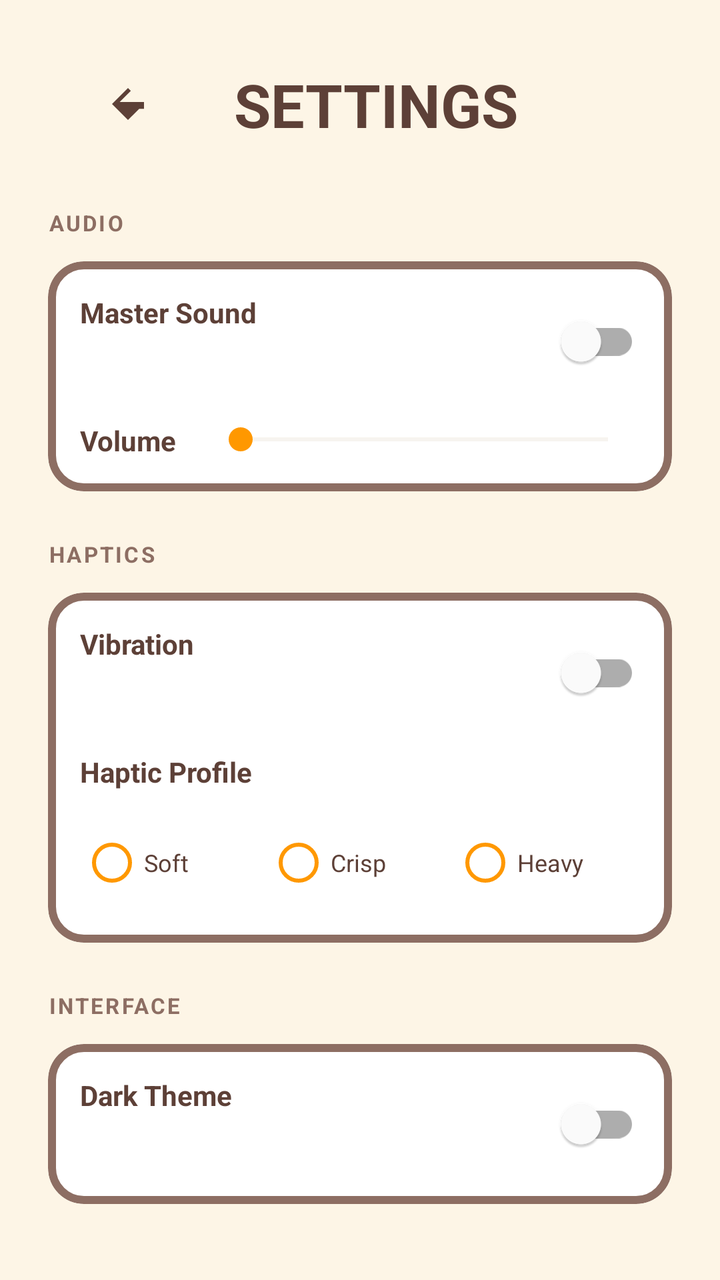
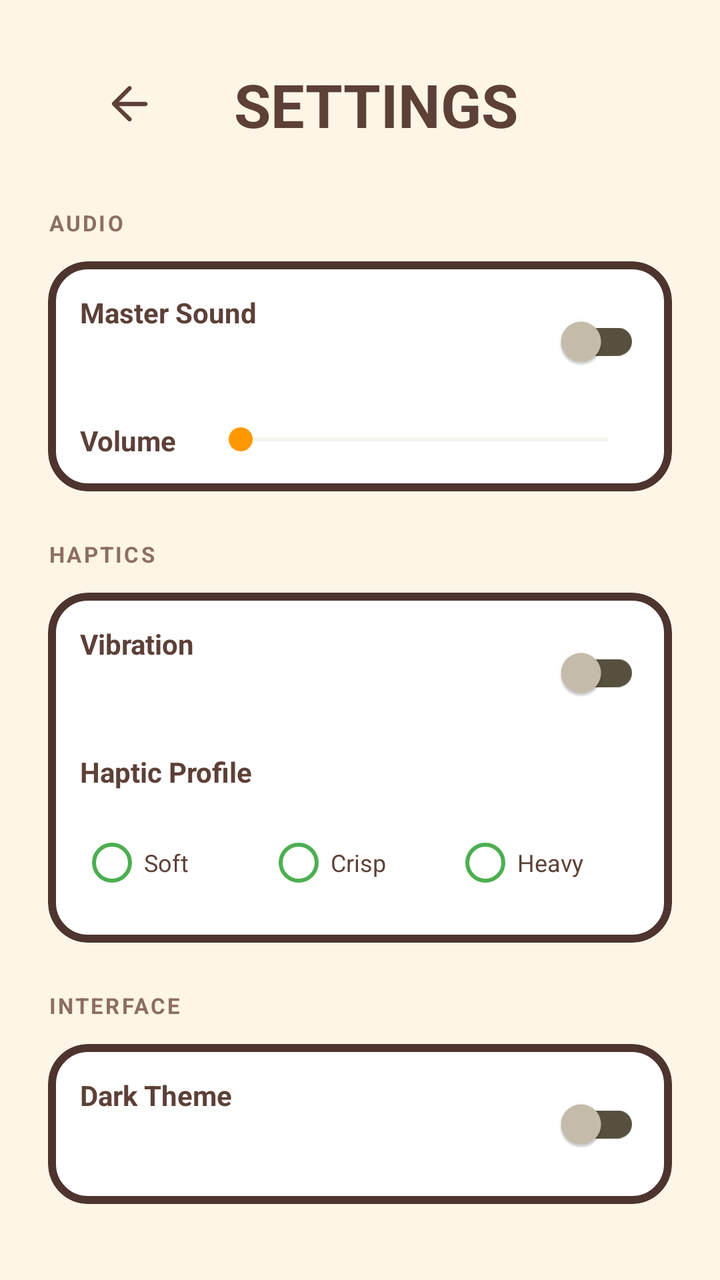

The first picture is an Android layout as it rendered before a commit; the second is the same layout after the commit. The layout source and the unified diff follow.
<!-- AndroidManifest.xml: activity theme Theme.Shell -->
<!-- res/layout/activity_settings.xml -->
<?xml version="1.0" encoding="utf-8"?>
<androidx.constraintlayout.widget.ConstraintLayout
    xmlns:android="http://schemas.android.com/apk/res/android"
    xmlns:app="http://schemas.android.com/apk/res-auto"
    android:layout_width="match_parent"
    android:layout_height="match_parent"
    android:background="@color/studio_background"
    android:padding="24dp">

    <androidx.appcompat.widget.Toolbar
        android:id="@+id/toolbar"
        android:layout_width="match_parent"
        android:layout_height="?attr/actionBarSize"
        android:background="@android:color/transparent"
        app:layout_constraintTop_toTopOf="parent"
        app:layout_constraintStart_toStartOf="parent"
        app:layout_constraintEnd_toEndOf="parent">

        <androidx.constraintlayout.widget.ConstraintLayout
            android:layout_width="match_parent"
            android:layout_height="match_parent">

            <ImageButton
                android:id="@+id/btnBack"
                android:layout_width="48dp"
                android:layout_height="48dp"
                android:background="?attr/selectableItemBackgroundBorderless"
                android:src="@drawable/ic_back_arrow"
                android:contentDescription="Back"
                app:layout_constraintStart_toStartOf="parent"
                app:layout_constraintTop_toTopOf="parent"
                app:layout_constraintBottom_toBottomOf="parent" />

            <TextView
                android:layout_width="wrap_content"
                android:layout_height="wrap_content"
                android:text="SETTINGS"
                android:textColor="@color/studio_on_background"
                android:textSize="@dimen/text_display_size"
                android:textStyle="bold"
                android:textAllCaps="true"
                app:layout_constraintStart_toStartOf="parent"
                app:layout_constraintEnd_toEndOf="parent"
                app:layout_constraintTop_toTopOf="parent"
                app:layout_constraintBottom_toBottomOf="parent" />

        </androidx.constraintlayout.widget.ConstraintLayout>
    </androidx.appcompat.widget.Toolbar>

    <androidx.core.widget.NestedScrollView
        android:layout_width="match_parent"
        android:layout_height="0dp"
        app:layout_constraintTop_toBottomOf="@id/toolbar"
        app:layout_constraintBottom_toBottomOf="parent"
        android:layout_marginTop="24dp">

        <LinearLayout
            android:layout_width="match_parent"
            android:layout_height="wrap_content"
            android:orientation="vertical">

            
            <TextView
                android:layout_width="wrap_content"
                android:layout_height="wrap_content"
                android:text="AUDIO"
                android:textColor="@color/studio_border"
                android:textSize="11sp"
                android:textStyle="bold"
                android:textAllCaps="true"
                android:letterSpacing="0.1"
                android:layout_marginBottom="12dp"/>

            <com.google.android.material.card.MaterialCardView
                android:layout_width="match_parent"
                android:layout_height="wrap_content"
                app:cardCornerRadius="@dimen/radius_tile"
                app:cardElevation="0dp"
                app:strokeColor="@color/studio_border"
                app:strokeWidth="@dimen/border_thickness"
                android:backgroundTint="@color/studio_surface"
                android:layout_marginBottom="24dp">
                <LinearLayout
                    android:layout_width="match_parent"
                    android:layout_height="wrap_content"
                    android:orientation="vertical"
                    android:padding="16dp">

                    <androidx.constraintlayout.widget.ConstraintLayout
                        android:layout_width="match_parent"
                        android:layout_height="wrap_content"
                        android:layout_marginBottom="16dp">
                        <TextView
                            android:id="@+id/tvSoundLabel"
                            android:layout_width="wrap_content"
                            android:layout_height="wrap_content"
                            android:text="Master Sound"
                            android:textColor="@color/studio_on_background"
                            android:textStyle="bold"
                            app:layout_constraintStart_toStartOf="parent"
                            app:layout_constraintTop_toTopOf="parent"/>
                        <com.google.android.material.switchmaterial.SwitchMaterial
                            android:id="@+id/switchSound"
                            android:layout_width="wrap_content"
                            android:layout_height="wrap_content"
                            app:layout_constraintEnd_toEndOf="parent"
                            app:layout_constraintTop_toTopOf="parent"/>
                    </androidx.constraintlayout.widget.ConstraintLayout>

                    <androidx.constraintlayout.widget.ConstraintLayout
                        android:layout_width="match_parent"
                        android:layout_height="wrap_content">
                        <TextView
                            android:id="@+id/tvVolumeLabel"
                            android:layout_width="wrap_content"
                            android:layout_height="wrap_content"
                            android:text="Volume"
                            android:textColor="@color/studio_on_background"
                            android:textStyle="bold"
                            app:layout_constraintStart_toStartOf="parent"
                            app:layout_constraintTop_toTopOf="parent"/>
                        <SeekBar
                            android:id="@+id/seekVolume"
                            android:layout_width="0dp"
                            android:layout_height="wrap_content"
                            android:max="100"
                            android:progressTint="@color/studio_accent"
                            android:progressBackgroundTint="@color/studio_muted"
                            android:thumbTint="@color/studio_accent"
                            app:layout_constraintEnd_toEndOf="parent"
                            app:layout_constraintStart_toEndOf="@id/tvVolumeLabel"
                            app:layout_constraintTop_toTopOf="parent"
                            android:layout_marginStart="16dp"/>
                    </androidx.constraintlayout.widget.ConstraintLayout>
                </LinearLayout>
            </com.google.android.material.card.MaterialCardView>

            
            <TextView
                android:layout_width="wrap_content"
                android:layout_height="wrap_content"
                android:text="HAPTICS"
                android:textColor="@color/studio_border"
                android:textSize="11sp"
                android:textStyle="bold"
                android:textAllCaps="true"
                android:letterSpacing="0.1"
                android:layout_marginBottom="12dp"/>

            <com.google.android.material.card.MaterialCardView
                android:layout_width="match_parent"
                android:layout_height="wrap_content"
                app:cardCornerRadius="@dimen/radius_tile"
                app:cardElevation="0dp"
                app:strokeColor="@color/studio_border"
                app:strokeWidth="@dimen/border_thickness"
                android:backgroundTint="@color/studio_surface"
                android:layout_marginBottom="24dp">
                <LinearLayout
                    android:layout_width="match_parent"
                    android:layout_height="wrap_content"
                    android:orientation="vertical"
                    android:padding="16dp">

                    <androidx.constraintlayout.widget.ConstraintLayout
                        android:layout_width="match_parent"
                        android:layout_height="wrap_content"
                        android:layout_marginBottom="16dp">
                        <TextView
                            android:layout_width="wrap_content"
                            android:layout_height="wrap_content"
                            android:text="Vibration"
                            android:textColor="@color/studio_on_background"
                            android:textStyle="bold"
                            app:layout_constraintStart_toStartOf="parent"
                            app:layout_constraintTop_toTopOf="parent"/>
                        <com.google.android.material.switchmaterial.SwitchMaterial
                            android:id="@+id/switchVibe"
                            android:layout_width="wrap_content"
                            android:layout_height="wrap_content"
                            app:layout_constraintEnd_toEndOf="parent"
                            app:layout_constraintTop_toTopOf="parent"/>
                    </androidx.constraintlayout.widget.ConstraintLayout>

                    <TextView
                        android:layout_width="wrap_content"
                        android:layout_height="wrap_content"
                        android:text="Haptic Profile"
                        android:textColor="@color/studio_on_background"
                        android:textStyle="bold"
                        android:layout_marginBottom="12dp"/>
                    <RadioGroup
                        android:id="@+id/rgHaptic"
                        android:layout_width="match_parent"
                        android:layout_height="wrap_content"
                        android:orientation="horizontal">
                        <RadioButton
                            android:id="@+id/rbHapticSoft"
                            android:layout_width="0dp"
                            android:layout_height="wrap_content"
                            android:layout_weight="1"
                            android:buttonTint="@color/studio_accent"
                            android:text="Soft"
                            android:textColor="@color/studio_on_background"
                            android:textSize="12sp"/>
                        <RadioButton
                            android:id="@+id/rbHapticCrisp"
                            android:layout_width="0dp"
                            android:layout_height="wrap_content"
                            android:layout_weight="1"
                            android:buttonTint="@color/studio_accent"
                            android:text="Crisp"
                            android:textColor="@color/studio_on_background"
                            android:textSize="12sp"/>
                        <RadioButton
                            android:id="@+id/rbHapticHeavy"
                            android:layout_width="0dp"
                            android:layout_height="wrap_content"
                            android:layout_weight="1"
                            android:buttonTint="@color/studio_accent"
                            android:text="Heavy"
                            android:textColor="@color/studio_on_background"
                            android:textSize="12sp"/>
                        </RadioGroup>
                    </LinearLayout>
                </com.google.android.material.card.MaterialCardView>

            
            <TextView
                android:layout_width="wrap_content"
                android:layout_height="wrap_content"
                android:text="INTERFACE"
                android:textColor="@color/studio_border"
                android:textSize="11sp"
                android:textStyle="bold"
                android:textAllCaps="true"
                android:letterSpacing="0.1"
                android:layout_marginBottom="12dp"/>

            <com.google.android.material.card.MaterialCardView
                android:layout_width="match_parent"
                android:layout_height="wrap_content"
                app:cardCornerRadius="@dimen/radius_tile"
                app:cardElevation="0dp"
                app:strokeColor="@color/studio_border"
                app:strokeWidth="@dimen/border_thickness"
                android:backgroundTint="@color/studio_surface"
                android:layout_marginBottom="24dp">
                <androidx.constraintlayout.widget.ConstraintLayout
                    android:layout_width="match_parent"
                    android:layout_height="wrap_content"
                    android:padding="16dp">
                    <TextView
                        android:layout_width="wrap_content"
                        android:layout_height="wrap_content"
                        android:text="Dark Theme"
                        android:textColor="@color/studio_on_background"
                        android:textStyle="bold"
                        app:layout_constraintStart_toStartOf="parent"
                        app:layout_constraintTop_toTopOf="parent"/>
                    <com.google.android.material.switchmaterial.SwitchMaterial
                        android:id="@+id/switchTheme"
                        android:layout_width="wrap_content"
                        android:layout_height="wrap_content"
                        app:layout_constraintEnd_toEndOf="parent"
                        app:layout_constraintTop_toTopOf="parent"/>
                </androidx.constraintlayout.widget.ConstraintLayout>
            </com.google.android.material.card.MaterialCardView>

        </LinearLayout>
    </androidx.core.widget.NestedScrollView>
</androidx.constraintlayout.widget.ConstraintLayout>
<!-- resources referenced by this layout -->
<resources>
  <color name="studio_accent">#FF9800</color>
  <color name="studio_background">#FDF5E6</color>
  <color name="studio_border">#8D6E63</color>
  <color name="studio_muted">#E0D5C1</color>
  <color name="studio_on_background">#5D4037</color>
  <color name="studio_surface">#FFFFFF</color>
  <dimen name="border_thickness">4dp</dimen>
  <dimen name="radius_tile">18dp</dimen>
  <dimen name="text_display_size">30sp</dimen>
  <!-- drawable ic_back_arrow (drawable) -->
  <?xml version="1.0" encoding="utf-8"?>
  <vector xmlns:android="http://schemas.android.com/apk/res/android"
      android:width="24dp"
      android:height="24dp"
      android:viewportWidth="24"
      android:viewportHeight="24">
      <path
          android:fillColor="@color/studio_on_background"
          android:pathData="M20,11H7.83l5.59,-5.59L12,4l-8,8 8,8 5.59,-5.59H20v-2z"/>
  </vector>
  <style name="Theme.Shell" parent="Theme.MaterialComponents.DayNight.NoActionBar">
          <item name="colorPrimary">@color/studio_ink</item>
          <item name="colorPrimaryVariant">@color/studio_ink</item>
          <item name="colorOnPrimary">@color/white</item>
          <item name="colorSecondary">@color/studio_accent</item>
          <item name="colorSecondaryVariant">@color/studio_accent</item>
          <item name="colorOnSecondary">@color/white</item>
          <item name="android:colorAccent">@color/studio_accent</item>
          <item name="android:statusBarColor">@color/studio_background</item>
          <item name="android:windowLightStatusBar">true</item>
          <item name="android:windowBackground">@color/studio_background</item>
      </style>
  <color name="studio_ink">#5D4037</color>
  <color name="white">#FFFFFFFF</color>
</resources>

<!-- the commit's change to res/layout/activity_settings.xml (unified diff, before → after) -->
@@ -1,4 +1,5 @@
 <?xml version="1.0" encoding="utf-8"?>
+
 <androidx.constraintlayout.widget.ConstraintLayout
     xmlns:android="http://schemas.android.com/apk/res/android"
     xmlns:app="http://schemas.android.com/apk/res-auto"
@@ -74,9 +75,9 @@
             <com.google.android.material.card.MaterialCardView
                 android:layout_width="match_parent"
                 android:layout_height="wrap_content"
-                app:cardCornerRadius="@dimen/radius_tile"
+                app:cardCornerRadius="@dimen/radius_card"
                 app:cardElevation="0dp"
-                app:strokeColor="@color/studio_border"
+                app:strokeColor="@color/studio_border_dark"
                 app:strokeWidth="@dimen/border_thickness"
                 android:backgroundTint="@color/studio_surface"
                 android:layout_marginBottom="24dp">
@@ -103,6 +104,8 @@
                             android:id="@+id/switchSound"
                             android:layout_width="wrap_content"
                             android:layout_height="wrap_content"
+                            app:thumbTint="@color/switch_thumb"
+                            app:trackTint="@color/switch_track"
                             app:layout_constraintEnd_toEndOf="parent"
                             app:layout_constraintTop_toTopOf="parent"/>
                     </androidx.constraintlayout.widget.ConstraintLayout>
@@ -150,9 +153,9 @@
             <com.google.android.material.card.MaterialCardView
                 android:layout_width="match_parent"
                 android:layout_height="wrap_content"
-                app:cardCornerRadius="@dimen/radius_tile"
+                app:cardCornerRadius="@dimen/radius_card"
                 app:cardElevation="0dp"
-                app:strokeColor="@color/studio_border"
+                app:strokeColor="@color/studio_border_dark"
                 app:strokeWidth="@dimen/border_thickness"
                 android:backgroundTint="@color/studio_surface"
                 android:layout_marginBottom="24dp">
@@ -178,6 +181,8 @@
                             android:id="@+id/switchVibe"
                             android:layout_width="wrap_content"
                             android:layout_height="wrap_content"
+                            app:thumbTint="@color/switch_thumb"
+                            app:trackTint="@color/switch_track"
                             app:layout_constraintEnd_toEndOf="parent"
                             app:layout_constraintTop_toTopOf="parent"/>
                     </androidx.constraintlayout.widget.ConstraintLayout>
@@ -199,7 +204,7 @@
                             android:layout_width="0dp"
                             android:layout_height="wrap_content"
                             android:layout_weight="1"
-                            android:buttonTint="@color/studio_accent"
+                            android:buttonTint="@color/studio_primary"
                             android:text="Soft"
                             android:textColor="@color/studio_on_background"
                             android:textSize="12sp"/>
@@ -208,7 +213,7 @@
                             android:layout_width="0dp"
                             android:layout_height="wrap_content"
                             android:layout_weight="1"
-                            android:buttonTint="@color/studio_accent"
+                            android:buttonTint="@color/studio_primary"
                             android:text="Crisp"
                             android:textColor="@color/studio_on_background"
                             android:textSize="12sp"/>
@@ -217,7 +222,7 @@
                             android:layout_width="0dp"
                             android:layout_height="wrap_content"
                             android:layout_weight="1"
-                            android:buttonTint="@color/studio_accent"
+                            android:buttonTint="@color/studio_primary"
                             android:text="Heavy"
                             android:textColor="@color/studio_on_background"
                             android:textSize="12sp"/>
@@ -240,9 +245,9 @@
             <com.google.android.material.card.MaterialCardView
                 android:layout_width="match_parent"
                 android:layout_height="wrap_content"
-                app:cardCornerRadius="@dimen/radius_tile"
+                app:cardCornerRadius="@dimen/radius_card"
                 app:cardElevation="0dp"
-                app:strokeColor="@color/studio_border"
+                app:strokeColor="@color/studio_border_dark"
                 app:strokeWidth="@dimen/border_thickness"
                 android:backgroundTint="@color/studio_surface"
                 android:layout_marginBottom="24dp">
@@ -262,6 +267,8 @@
                         android:id="@+id/switchTheme"
                         android:layout_width="wrap_content"
                         android:layout_height="wrap_content"
+                        app:thumbTint="@color/switch_thumb"
+                        app:trackTint="@color/switch_track"
                         app:layout_constraintEnd_toEndOf="parent"
                         app:layout_constraintTop_toTopOf="parent"/>
                 </androidx.constraintlayout.widget.ConstraintLayout>
<!-- resource entries referenced after the edit -->
@@ -3,22 +3,26 @@
   <color name="studio_accent">#FF9800</color>
   <color name="studio_background">#FDF5E6</color>
   <color name="studio_border">#8D6E63</color>
+  <color name="studio_border_dark">#4E342E</color>
   <color name="studio_muted">#E0D5C1</color>
   <color name="studio_on_background">#5D4037</color>
+  <color name="studio_primary">#4CAF50</color>
   <color name="studio_surface">#FFFFFF</color>
   <dimen name="border_thickness">4dp</dimen>
-  <dimen name="radius_tile">18dp</dimen>
+  <dimen name="radius_card">20dp</dimen>
   <dimen name="text_display_size">30sp</dimen>
   <!-- drawable ic_back_arrow (drawable) -->
   <?xml version="1.0" encoding="utf-8"?>
+  
   <vector xmlns:android="http://schemas.android.com/apk/res/android"
-      android:width="24dp"
-      android:height="24dp"
+      android:width="26dp"
+      android:height="26dp"
       android:viewportWidth="24"
       android:viewportHeight="24">
+      
       <path
           android:fillColor="@color/studio_on_background"
-          android:pathData="M20,11H7.83l5.59,-5.59L12,4l-8,8 8,8 5.59,-5.59H20v-2z"/>
+          android:pathData="M20,11H7.83l5.59,-5.59c0.39,-0.39 0.39,-1.02 0,-1.41 -0.39,-0.39 -1.02,-0.39 -1.41,0l-7.17,7.17c-0.39,0.39 -0.39,1.02 0,1.41l7.17,7.17c0.2,0.2 0.45,0.29 0.71,0.29 0.26,0 0.51,-0.1 0.71,-0.29 0.39,-0.39 0.39,-1.02 0,-1.41L7.83,13H20c0.55,0 1,-0.45 1,-1s-0.45,-1 -1,-1z"/>
   </vector>
   <style name="Theme.Shell" parent="Theme.MaterialComponents.DayNight.NoActionBar">
           <item name="colorPrimary">@color/studio_ink</item>
